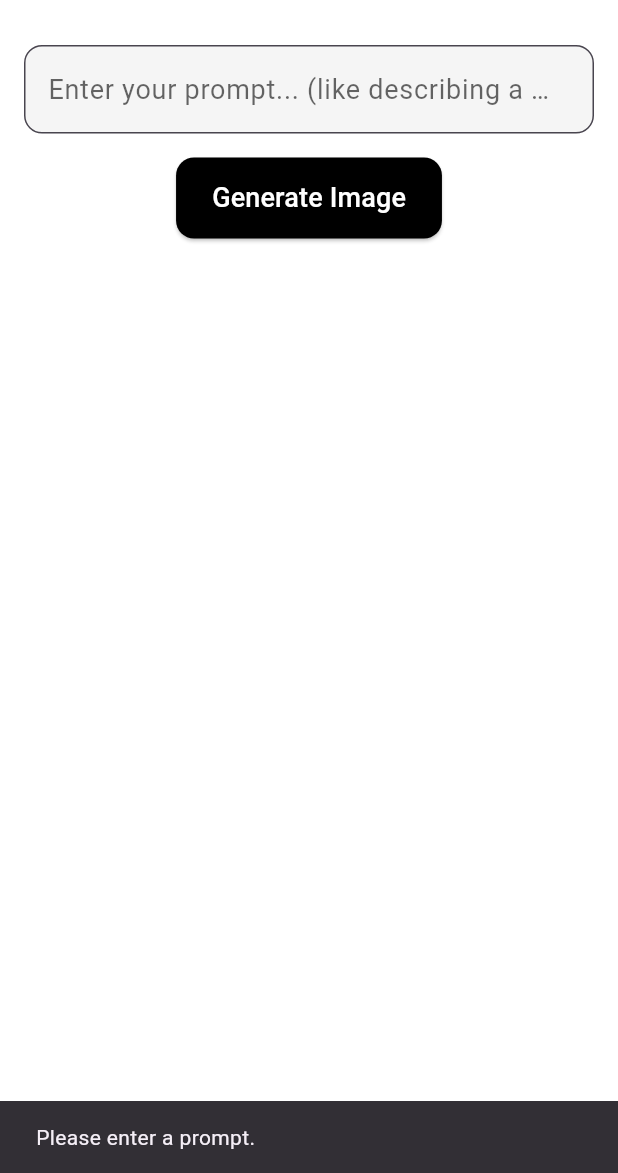
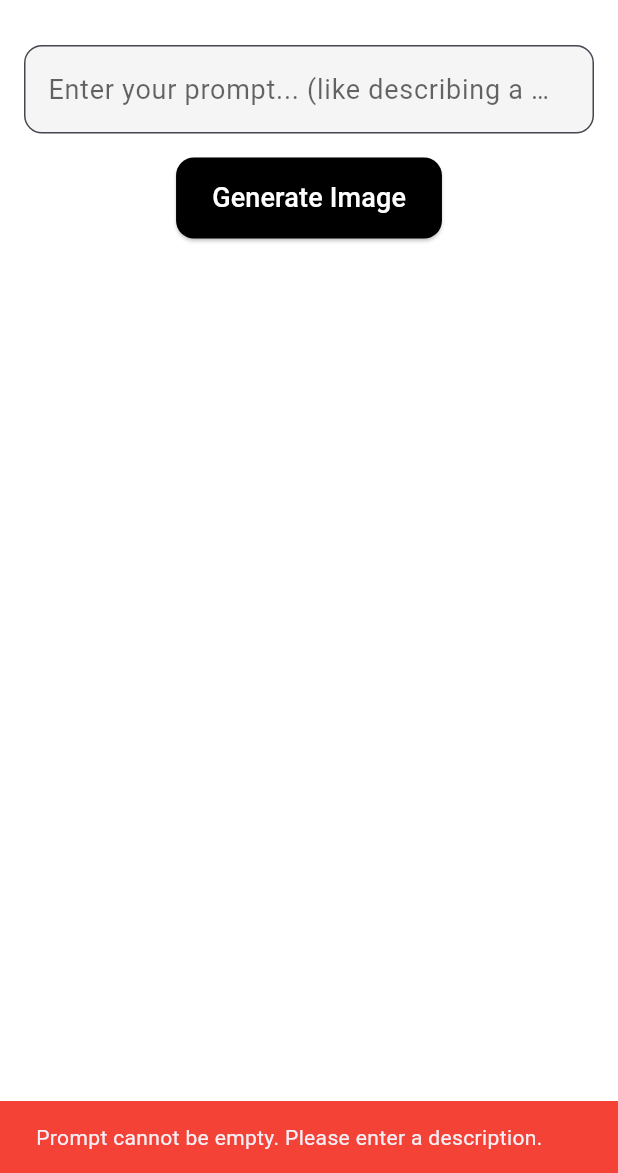
Before and after one commit to emnggprw/inkspire, a Flutter app: the screen it shows after launch, after a tap on "Generate Image", on a phone screen of 412 x 824 dp, the part 63-1236 px from its top. Run offline on Flutter 3.47's test engine with Material 3 defaults, Android fonts, the phone set to English and light mode, and no system bars; Roboto replaces fonts that are missing (ComicSans).

Commit message:
Added Error handling for API failures

```diff
--- a/lib/main.dart
+++ b/lib/main.dart
@@ -1,6 +1,6 @@
 import 'package:flutter/material.dart';
+import 'package:http/http.dart' as http;
 import 'dart:convert';
-import 'package:http/http.dart' as http;
 
 void main() {
   runApp(const InkSpireApp());
@@ -62,45 +62,52 @@ class _InkSpireHomePageState extends State<InkSpireHomePage> {
   bool isLoading = false;
 
   Future<void> generateImage() async {
-    final prompt = _promptController.text.trim();
+    final String prompt = _promptController.text.trim();
     if (prompt.isEmpty) {
-      ScaffoldMessenger.of(context).showSnackBar(
-        const SnackBar(content: Text('Please enter a prompt.')),
-      );
+      showError('Prompt cannot be empty. Please enter a description.');
       return;
     }
 
-    setState(() => isLoading = true);
+    setState(() {
+      isLoading = true;
+      generatedImageUrl = null;
+    });
 
     try {
-      // Replace with your API endpoint
-      const apiUrl = 'https://api.example.com/generate-image';
       final response = await http.post(
-        Uri.parse(apiUrl),
+        Uri.parse('https://api.example.com/generate-image'),
         headers: {'Content-Type': 'application/json'},
         body: jsonEncode({'prompt': prompt}),
       );
 
       if (response.statusCode == 200) {
         final Map<String, dynamic> data = jsonDecode(response.body);
-        setState(() => generatedImageUrl = data['image_url']);
+        setState(() {
+          generatedImageUrl = data['imageUrl'];
+        });
       } else {
-        throw Exception('Failed to generate image.');
+        showError('Failed to generate image. Please try again.');
       }
     } catch (e) {
-      ScaffoldMessenger.of(context).showSnackBar(
-        SnackBar(content: Text('Error: ${e.toString()}')),
-      );
+      showError('An error occurred: ${e.toString()}');
     } finally {
-      setState(() => isLoading = false);
+      setState(() {
+        isLoading = false;
+      });
     }
+  }
+
+  void showError(String message) {
+    ScaffoldMessenger.of(context).showSnackBar(
+      SnackBar(content: Text(message), backgroundColor: Colors.red),
+    );
   }
 
   @override
   Widget build(BuildContext context) {
     return Scaffold(
       appBar: AppBar(
-        title: const Text('InkSpire', style: TextStyle(fontFamily: 'ComicSans', fontWeight: FontWeight.bold)),
+        title: const Text('InkSpire', style: TextStyle(fontWeight: FontWeight.bold)),
       ),
       body: Padding(
         padding: const EdgeInsets.all(16.0),
@@ -121,19 +128,25 @@ class _InkSpireHomePageState extends State<InkSpireHomePage> {
               child: const Text('Generate Image', style: TextStyle(fontSize: 18)),
             ),
             const SizedBox(height: 24),
-            isLoading
-                ? const CircularProgressIndicator(color: Colors.black)
-                : generatedImageUrl != null
-                ? Expanded(
-              child: Image.network(
-                generatedImageUrl!,
-                fit: BoxFit.cover,
+            if (isLoading)
+              const CircularProgressIndicator(color: Colors.black)
+            else if (generatedImageUrl != null)
+              Expanded(
+                child: FadeInImage.assetNetwork(
+                  placeholder: 'assets/images/loading.gif',
+                  image: generatedImageUrl!,
+                  fit: BoxFit.cover,
+                ),
               ),
-            )
-                : const SizedBox(),
           ],
         ),
       ),
     );
   }
+
+  @override
+  void dispose() {
+    _promptController.dispose();
+    super.dispose();
+  }
 }
```
